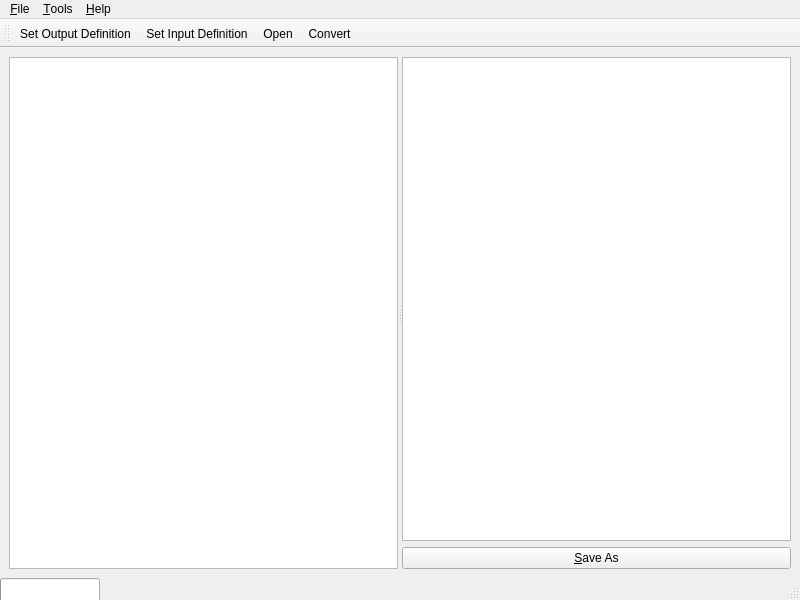
Old version of the form mainwindow.ui in the repository opus4711/htmlatex.
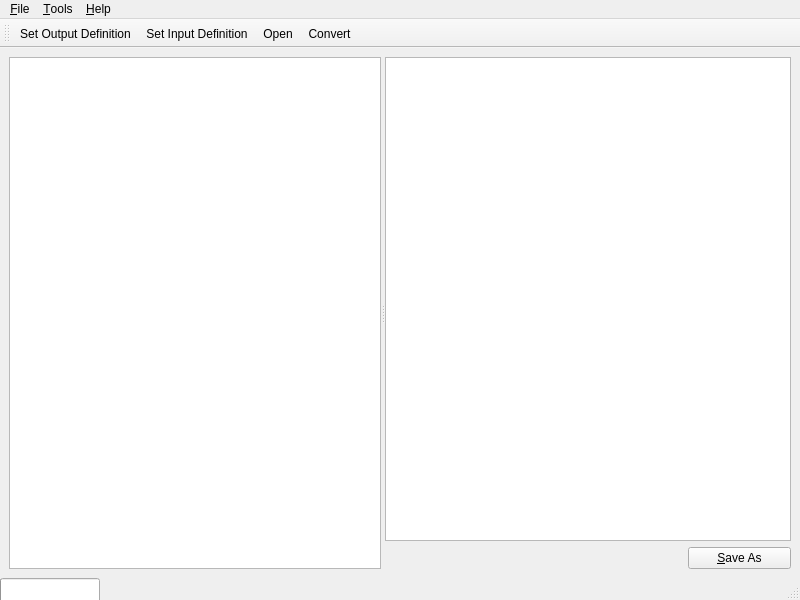
New version of the form. Icons and pictures are not drawn.

Commit message: MainWindow : widget as spacer added

```diff
--- a/mainwindow.ui
+++ b/mainwindow.ui
@@ -36,11 +36,24 @@
          <widget class="QTextEdit" name="textEdit"/>
         </item>
         <item>
+         <layout class="QHBoxLayout" name="hBoxLayout">
+          <property name="spacing">
+           <number>200</number>
+          </property>
+          <property name="sizeConstraint">
+           <enum>QLayout::SetDefaultConstraint</enum>
+          </property>
+          <item>
+           <widget class="QWidget" name="widget_Spacer" native="true"/>
+          </item>
+          <item>
          <widget class="QPushButton" name="pushButton_Save_As">
           <property name="text">
            <string>&amp;Save As</string>
           </property>
          </widget>
+          </item>
+         </layout>
         </item>
        </layout>
       </widget>
```
Lines whose indentation alone changed are shown as unchanged.
